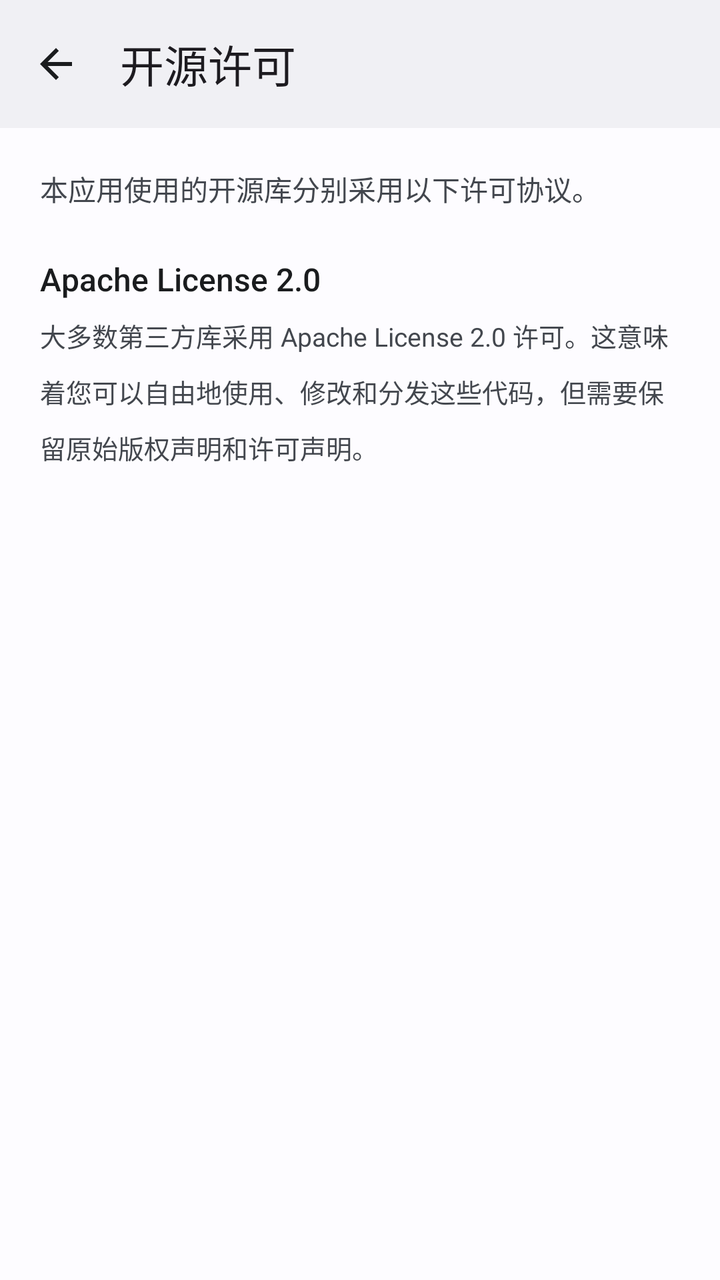
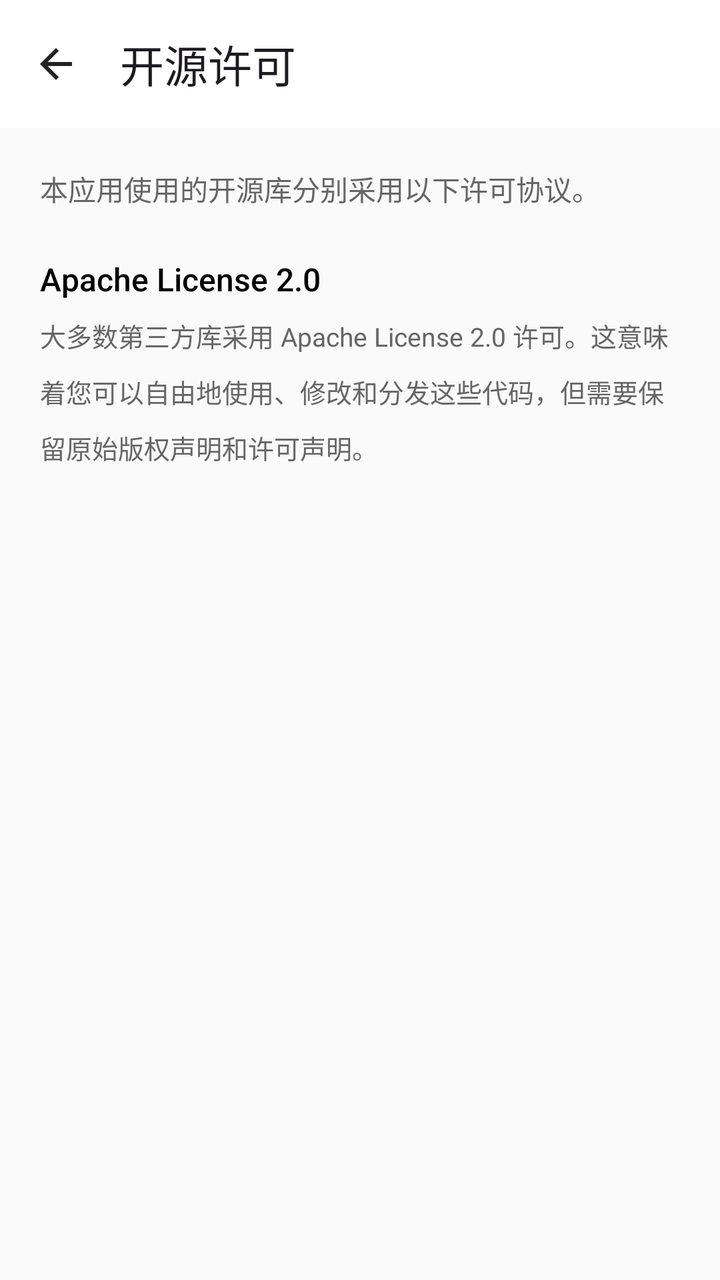

Before-and-after screenshots of an Android layout around one commit, followed by the original layout XML and the change that was made.
<!-- AndroidManifest.xml: application theme Theme.StarGallery -->
<!-- res/layout/fragment_license.xml -->
<?xml version="1.0" encoding="utf-8"?>
<androidx.coordinatorlayout.widget.CoordinatorLayout xmlns:android="http://schemas.android.com/apk/res/android"
    xmlns:app="http://schemas.android.com/apk/res-auto"
    android:layout_width="match_parent"
    android:layout_height="match_parent"
    android:fitsSystemWindows="true"
    android:background="?attr/colorSurface">

    <com.google.android.material.appbar.AppBarLayout
        android:layout_width="match_parent"
        android:layout_height="wrap_content"
        android:fitsSystemWindows="true"
        app:elevation="0dp">

        <com.google.android.material.appbar.MaterialToolbar
            android:id="@+id/toolbar"
            android:layout_width="match_parent"
            android:layout_height="?attr/actionBarSize"
            android:background="?attr/colorSurfaceContainer"
            app:title="@string/open_source_license"
            app:navigationIcon="@drawable/ic_back"/>

    </com.google.android.material.appbar.AppBarLayout>

    <androidx.core.widget.NestedScrollView
        android:layout_width="match_parent"
        android:layout_height="match_parent"
        app:layout_behavior="@string/appbar_scrolling_view_behavior">

        <LinearLayout
            android:layout_width="match_parent"
            android:layout_height="wrap_content"
            android:orientation="vertical"
            android:padding="20dp">

            <TextView
                android:layout_width="match_parent"
                android:layout_height="wrap_content"
                android:text="@string/license_intro"
                android:textSize="14sp"
                android:textColor="?attr/colorOnSurfaceVariant"
                android:lineSpacingMultiplier="1.5"
                android:layout_marginBottom="24dp"/>

            <TextView
                android:layout_width="match_parent"
                android:layout_height="wrap_content"
                android:text="@string/license_apache_title"
                android:textSize="16sp"
                android:textColor="?attr/colorOnSurface"
                android:fontFamily="sans-serif-medium"
                android:layout_marginBottom="8dp"/>

            <TextView
                android:layout_width="match_parent"
                android:layout_height="wrap_content"
                android:text="@string/license_apache_content"
                android:textSize="13sp"
                android:textColor="?attr/colorOnSurfaceVariant"
                android:lineSpacingMultiplier="1.5"
                android:layout_marginBottom="24dp"/>

        </LinearLayout>
    </androidx.core.widget.NestedScrollView>
</androidx.coordinatorlayout.widget.CoordinatorLayout>
<!-- resources referenced by this layout -->
<resources>
  <style name="Theme.StarGallery" parent="Theme.Material3.Light.NoActionBar">
          <item name="colorPrimary">@color/md_theme_light_primary</item>
          <item name="colorOnPrimary">@color/md_theme_light_onPrimary</item>
          <item name="colorPrimaryContainer">@color/md_theme_light_primaryContainer</item>
          <item name="colorOnPrimaryContainer">@color/md_theme_light_onPrimaryContainer</item>
          <item name="colorSecondary">@color/md_theme_light_secondary</item>
          <item name="colorOnSecondary">@color/md_theme_light_onSecondary</item>
          <item name="colorSecondaryContainer">@color/md_theme_light_secondaryContainer</item>
          <item name="colorOnSecondaryContainer">@color/md_theme_light_onSecondaryContainer</item>
          <item name="colorTertiary">@color/md_theme_light_tertiary</item>
          <item name="colorOnTertiary">@color/md_theme_light_onTertiary</item>
          <item name="colorTertiaryContainer">@color/md_theme_light_tertiaryContainer</item>
          <item name="colorOnTertiaryContainer">@color/md_theme_light_onTertiaryContainer</item>
          <item name="colorError">@color/md_theme_light_error</item>
          <item name="colorOnError">@color/md_theme_light_onError</item>
          <item name="colorErrorContainer">@color/md_theme_light_errorContainer</item>
          <item name="colorOnErrorContainer">@color/md_theme_light_onErrorContainer</item>
          <item name="android:windowBackground">@color/md_theme_light_background</item>
          <item name="android:statusBarColor">@color/md_theme_light_surfaceContainer</item>
          <item name="android:windowLightStatusBar">true</item>
          <item name="android:navigationBarColor">@android:color/transparent</item>
          <item name="android:windowLightNavigationBar">true</item>
          <item name="colorSurface">@color/md_theme_light_surface</item>
          <item name="colorOnSurface">@color/md_theme_light_onSurface</item>
          <item name="colorSurfaceVariant">@color/md_theme_light_surfaceVariant</item>
          <item name="colorOnSurfaceVariant">@color/md_theme_light_onSurfaceVariant</item>
          <item name="colorOutline">@color/md_theme_light_outline</item>
          <item name="colorOutlineVariant">@color/md_theme_light_outlineVariant</item>
          <item name="colorSurfaceContainer">@color/md_theme_light_surfaceContainer</item>
          <item name="colorSurfaceContainerHigh">@color/md_theme_light_surfaceContainerHigh</item>
          <item name="colorSurfaceContainerHighest">@color/md_theme_light_surfaceContainerHighest</item>
      </style>
  <color name="icon_normal">@color/md_theme_light_onSurface</color>
  <color name="md_theme_light_primary">#0061A4</color>
  <color name="md_theme_light_onPrimary">#FFFFFF</color>
  <color name="md_theme_light_primaryContainer">#CDE5FF</color>
  <color name="md_theme_light_onPrimaryContainer">#001D36</color>
  <color name="md_theme_light_secondary">#535F70</color>
  <color name="md_theme_light_onSecondary">#FFFFFF</color>
  <color name="md_theme_light_secondaryContainer">#D7E3F7</color>
  <color name="md_theme_light_onSecondaryContainer">#101C2B</color>
  <color name="md_theme_light_tertiary">#6B5778</color>
  <color name="md_theme_light_onTertiary">#FFFFFF</color>
  <color name="md_theme_light_tertiaryContainer">#F2DAFF</color>
  <color name="md_theme_light_onTertiaryContainer">#251432</color>
  <color name="md_theme_light_error">#BA1A1A</color>
  <color name="md_theme_light_onError">#FFFFFF</color>
  <color name="md_theme_light_errorContainer">#FFDAD6</color>
  <color name="md_theme_light_onErrorContainer">#410002</color>
  <color name="md_theme_light_background">#FDFCFF</color>
  <color name="md_theme_light_surfaceContainer">#F0F0F4</color>
  <color name="md_theme_light_surface">#FDFCFF</color>
  <color name="md_theme_light_onSurface">#1A1C1E</color>
  <color name="md_theme_light_surfaceVariant">#DFE2EB</color>
  <color name="md_theme_light_onSurfaceVariant">#43474E</color>
  <color name="md_theme_light_outline">#73777F</color>
  <color name="md_theme_light_outlineVariant">#C3C6CF</color>
  <color name="md_theme_light_surfaceContainerHigh">#EAEAEE</color>
  <color name="md_theme_light_surfaceContainerHighest">#E4E5E9</color>
  <!-- unchanged entries left out for length: 5 -->
</resources>

<!-- the commit's change to res/layout/fragment_license.xml (unified diff, before → after) -->
@@ -4,7 +4,7 @@
     android:layout_width="match_parent"
     android:layout_height="match_parent"
     android:fitsSystemWindows="true"
-    android:background="?attr/colorSurface">
+    android:background="@color/background">
 
     <com.google.android.material.appbar.AppBarLayout
         android:layout_width="match_parent"
@@ -16,7 +16,7 @@
             android:id="@+id/toolbar"
             android:layout_width="match_parent"
             android:layout_height="?attr/actionBarSize"
-            android:background="?attr/colorSurfaceContainer"
+            android:background="@color/background_white"
             app:title="@string/open_source_license"
             app:navigationIcon="@drawable/ic_back"/>
 
@@ -38,7 +38,7 @@
                 android:layout_height="wrap_content"
                 android:text="@string/license_intro"
                 android:textSize="14sp"
-                android:textColor="?attr/colorOnSurfaceVariant"
+                android:textColor="@color/text_secondary"
                 android:lineSpacingMultiplier="1.5"
                 android:layout_marginBottom="24dp"/>
 
@@ -47,7 +47,7 @@
                 android:layout_height="wrap_content"
                 android:text="@string/license_apache_title"
                 android:textSize="16sp"
-                android:textColor="?attr/colorOnSurface"
+                android:textColor="@color/text_primary"
                 android:fontFamily="sans-serif-medium"
                 android:layout_marginBottom="8dp"/>
 
@@ -56,7 +56,7 @@
                 android:layout_height="wrap_content"
                 android:text="@string/license_apache_content"
                 android:textSize="13sp"
-                android:textColor="?attr/colorOnSurfaceVariant"
+                android:textColor="@color/text_secondary"
                 android:lineSpacingMultiplier="1.5"
                 android:layout_marginBottom="24dp"/>
 
<!-- resource entries referenced after the edit -->
@@ -1,64 +1,31 @@
 <!-- resources referenced by this layout -->
 <resources>
+  <color name="background">#FFFAFAFA</color>
+  <color name="background_white">#FFFFFFFF</color>
+  <color name="text_primary">#FF000000</color>
+  <color name="text_secondary">#FF666666</color>
   <style name="Theme.StarGallery" parent="Theme.Material3.Light.NoActionBar">
-          <item name="colorPrimary">@color/md_theme_light_primary</item>
-          <item name="colorOnPrimary">@color/md_theme_light_onPrimary</item>
-          <item name="colorPrimaryContainer">@color/md_theme_light_primaryContainer</item>
-          <item name="colorOnPrimaryContainer">@color/md_theme_light_onPrimaryContainer</item>
-          <item name="colorSecondary">@color/md_theme_light_secondary</item>
-          <item name="colorOnSecondary">@color/md_theme_light_onSecondary</item>
-          <item name="colorSecondaryContainer">@color/md_theme_light_secondaryContainer</item>
-          <item name="colorOnSecondaryContainer">@color/md_theme_light_onSecondaryContainer</item>
-          <item name="colorTertiary">@color/md_theme_light_tertiary</item>
-          <item name="colorOnTertiary">@color/md_theme_light_onTertiary</item>
-          <item name="colorTertiaryContainer">@color/md_theme_light_tertiaryContainer</item>
-          <item name="colorOnTertiaryContainer">@color/md_theme_light_onTertiaryContainer</item>
-          <item name="colorError">@color/md_theme_light_error</item>
-          <item name="colorOnError">@color/md_theme_light_onError</item>
-          <item name="colorErrorContainer">@color/md_theme_light_errorContainer</item>
-          <item name="colorOnErrorContainer">@color/md_theme_light_onErrorContainer</item>
-          <item name="android:windowBackground">@color/md_theme_light_background</item>
-          <item name="android:statusBarColor">@color/md_theme_light_surfaceContainer</item>
+          <item name="colorPrimary">@color/primary</item>
+          <item name="colorPrimaryDark">@color/primary_dark</item>
+          <item name="colorAccent">@color/accent</item>
+          <item name="android:windowBackground">@color/white</item>
+          <item name="android:statusBarColor">@android:color/transparent</item>
           <item name="android:windowLightStatusBar">true</item>
           <item name="android:navigationBarColor">@android:color/transparent</item>
           <item name="android:windowLightNavigationBar">true</item>
-          <item name="colorSurface">@color/md_theme_light_surface</item>
-          <item name="colorOnSurface">@color/md_theme_light_onSurface</item>
-          <item name="colorSurfaceVariant">@color/md_theme_light_surfaceVariant</item>
-          <item name="colorOnSurfaceVariant">@color/md_theme_light_onSurfaceVariant</item>
-          <item name="colorOutline">@color/md_theme_light_outline</item>
-          <item name="colorOutlineVariant">@color/md_theme_light_outlineVariant</item>
-          <item name="colorSurfaceContainer">@color/md_theme_light_surfaceContainer</item>
-          <item name="colorSurfaceContainerHigh">@color/md_theme_light_surfaceContainerHigh</item>
-          <item name="colorSurfaceContainerHighest">@color/md_theme_light_surfaceContainerHighest</item>
+          
+          <item name="colorSurface">@color/white</item>
+          <item name="colorSurfaceVariant">@color/white</item>
+          <item name="colorOnSurface">@color/text_primary</item>
+          <item name="colorSurfaceContainer">@color/white</item>
+          <item name="colorSurfaceContainerHigh">@color/white</item>
+          <item name="colorSurfaceContainerHighest">@color/white</item>
       </style>
-  <color name="icon_normal">@color/md_theme_light_onSurface</color>
-  <color name="md_theme_light_primary">#0061A4</color>
-  <color name="md_theme_light_onPrimary">#FFFFFF</color>
-  <color name="md_theme_light_primaryContainer">#CDE5FF</color>
-  <color name="md_theme_light_onPrimaryContainer">#001D36</color>
-  <color name="md_theme_light_secondary">#535F70</color>
-  <color name="md_theme_light_onSecondary">#FFFFFF</color>
-  <color name="md_theme_light_secondaryContainer">#D7E3F7</color>
-  <color name="md_theme_light_onSecondaryContainer">#101C2B</color>
-  <color name="md_theme_light_tertiary">#6B5778</color>
-  <color name="md_theme_light_onTertiary">#FFFFFF</color>
-  <color name="md_theme_light_tertiaryContainer">#F2DAFF</color>
-  <color name="md_theme_light_onTertiaryContainer">#251432</color>
-  <color name="md_theme_light_error">#BA1A1A</color>
-  <color name="md_theme_light_onError">#FFFFFF</color>
-  <color name="md_theme_light_errorContainer">#FFDAD6</color>
-  <color name="md_theme_light_onErrorContainer">#410002</color>
-  <color name="md_theme_light_background">#FDFCFF</color>
-  <color name="md_theme_light_surfaceContainer">#F0F0F4</color>
-  <color name="md_theme_light_surface">#FDFCFF</color>
-  <color name="md_theme_light_onSurface">#1A1C1E</color>
-  <color name="md_theme_light_surfaceVariant">#DFE2EB</color>
-  <color name="md_theme_light_onSurfaceVariant">#43474E</color>
-  <color name="md_theme_light_outline">#73777F</color>
-  <color name="md_theme_light_outlineVariant">#C3C6CF</color>
-  <color name="md_theme_light_surfaceContainerHigh">#EAEAEE</color>
-  <color name="md_theme_light_surfaceContainerHighest">#E4E5E9</color>
+  <color name="icon_normal">#FF222222</color>
+  <color name="primary">#FF000000</color>
+  <color name="primary_dark">#FF000000</color>
+  <color name="accent">#FF007AFF</color>
+  <color name="white">#FFFFFFFF</color>
   <!-- unchanged entries left out for length: 5 -->
 </resources>
 
